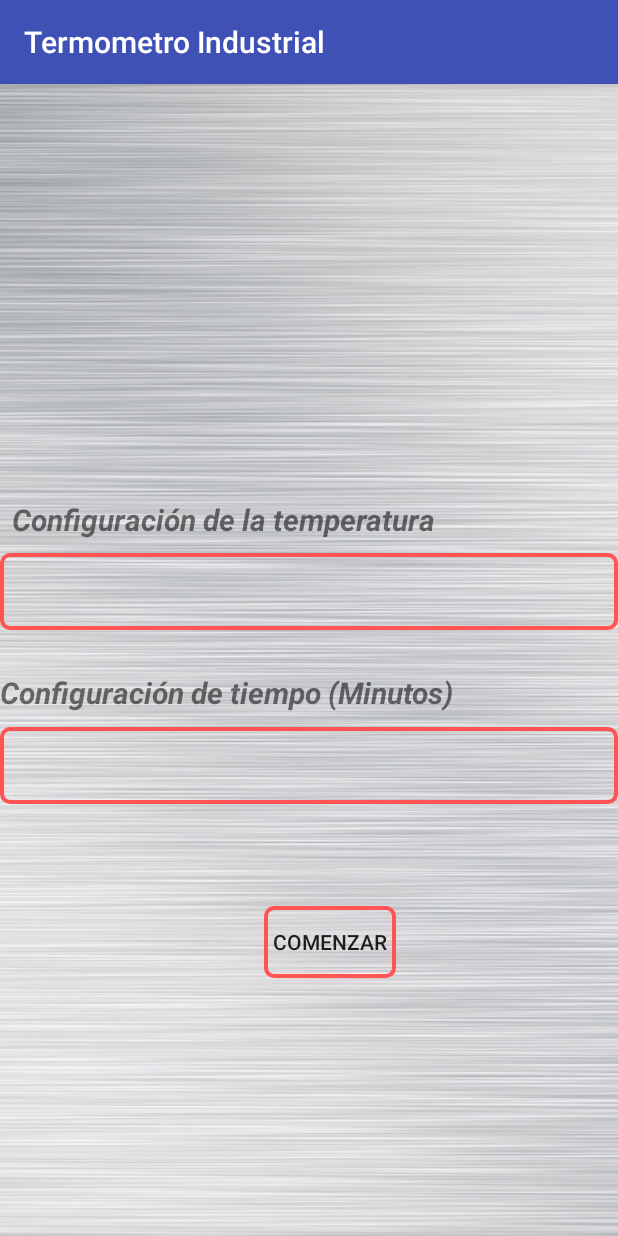
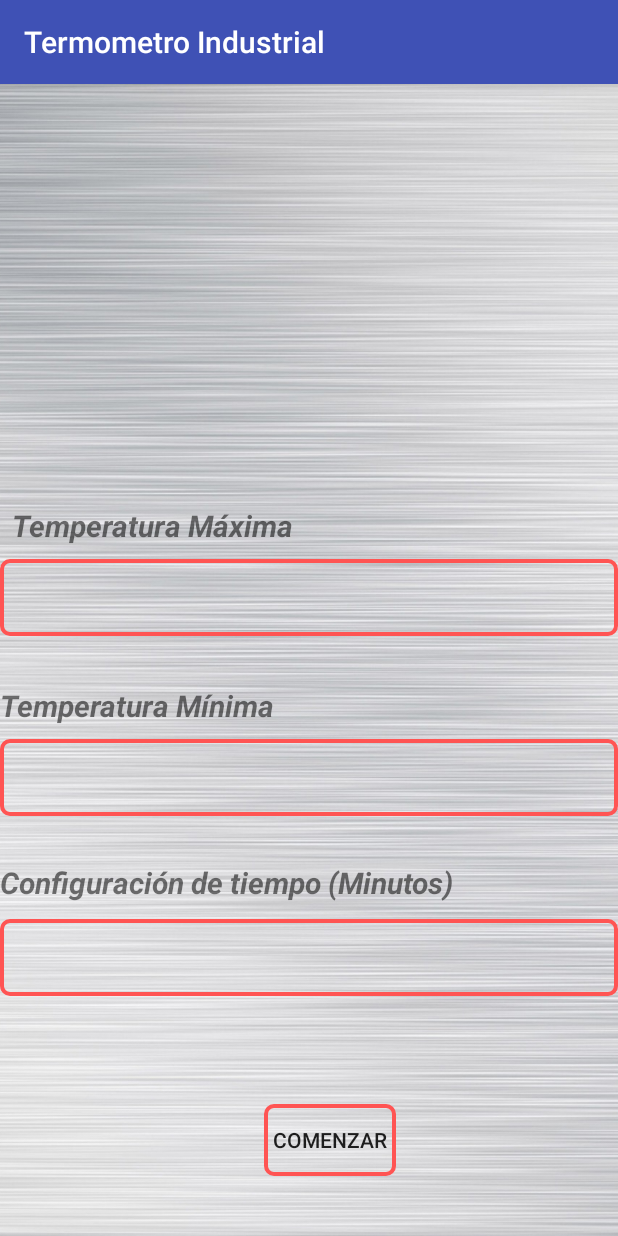
Before and after one commit to gastonsbonanno/IntegracionDeTecnologia, an Android app: the screen it shows after launch (ConfigActivity), on a phone screen of 412 x 824 dp. Run offline under Robolectric (Android 15) with nearby library versions, the phone set to English and light mode, and no system bars.

Commit message:
Agrego campo de temp maxima

```diff
--- a/app/src/main/java/com/example/gasto/termometroindustrial/ConfigActivity.java
+++ b/app/src/main/java/com/example/gasto/termometroindustrial/ConfigActivity.java
@@ -11,6 +11,7 @@ import android.widget.Toast;
 public class ConfigActivity extends AppCompatActivity{
 
     EditText loConfTemp;
+    EditText loConfTempMax;
     EditText loConfTiempo;
     Button loBotonComenzar;
     Intent intent;
@@ -20,6 +21,7 @@ public class ConfigActivity extends AppCompatActivity{
         setContentView(R.layout.activity_config);
 
         loConfTemp = (EditText) findViewById(R.id.lo_confTemp);
+        loConfTempMax = (EditText) findViewById(R.id.lo_confTempMax);
         loConfTiempo = (EditText) findViewById(R.id.lo_confTiempo);
         loBotonComenzar = (Button) findViewById(R.id.lo_botonComenzar);
         loBotonComenzar.setOnClickListener(new onClickClass());
--- a/app/src/main/res/layout/activity_config.xml
+++ b/app/src/main/res/layout/activity_config.xml
@@ -18,22 +18,22 @@
         app:srcCompat="@drawable/fondoappclaro" />
 
     <TextView
-        android:id="@+id/textView2"
+        android:id="@+id/textView4"
         android:layout_width="wrap_content"
         android:layout_height="wrap_content"
-        android:layout_marginBottom="464dp"
+        android:layout_marginBottom="460dp"
         android:layout_marginStart="8dp"
+        android:text="Temperatura Máxima"
         android:textSize="20dp"
         android:textStyle="bold|italic"
-        android:text="Configuración de la temperatura"
         app:layout_constraintBottom_toBottomOf="parent"
         app:layout_constraintStart_toStartOf="parent" />
 
     <EditText
-        android:id="@+id/lo_confTemp"
+        android:id="@+id/lo_confTempMax"
         android:layout_width="fill_parent"
         android:layout_height="51dp"
-        android:layout_marginBottom="404dp"
+        android:layout_marginBottom="400dp"
         android:background="@drawable/textinputborder"
         android:inputType="textVisiblePassword"
         android:paddingLeft="10dp"
@@ -42,10 +42,32 @@
 
 
     <TextView
+        android:id="@+id/textView2"
+        android:layout_width="wrap_content"
+        android:layout_height="wrap_content"
+        android:layout_marginBottom="340dp"
+        android:text="Temperatura Mínima"
+        android:textSize="20dp"
+        android:textStyle="bold|italic"
+        app:layout_constraintBottom_toBottomOf="parent"
+        app:layout_constraintStart_toStartOf="parent" />
+
+    <EditText
+        android:id="@+id/lo_confTemp"
+        android:layout_width="fill_parent"
+        android:layout_height="51dp"
+        android:layout_marginBottom="280dp"
+        android:background="@drawable/textinputborder"
+        android:inputType="textVisiblePassword"
+        android:paddingLeft="10dp"
+        app:layout_constraintBottom_toBottomOf="@+id/fondo"
+        app:layout_constraintEnd_toEndOf="parent"></EditText>
+
+    <TextView
         android:id="@+id/textView3"
         android:layout_width="wrap_content"
-        android:layout_height="28dp"
-        android:layout_marginBottom="348dp"
+        android:layout_height="29dp"
+        android:layout_marginBottom="220dp"
         android:text="Configuración de tiempo (Minutos)"
         android:textSize="20dp"
         android:textStyle="bold|italic"
@@ -57,7 +79,7 @@
         android:id="@+id/lo_confTiempo"
         android:layout_width="fill_parent"
         android:layout_height="51dp"
-        android:layout_marginBottom="288dp"
+        android:layout_marginBottom="160dp"
         android:background="@drawable/textinputborder"
         android:inputType="textVisiblePassword"
         android:paddingLeft="10dp"
@@ -69,7 +91,7 @@
         android:id="@+id/lo_botonComenzar"
         android:layout_width="wrap_content"
         android:layout_height="wrap_content"
-        android:layout_marginBottom="172dp"
+        android:layout_marginBottom="40dp"
         android:layout_marginEnd="148dp"
         android:background="@drawable/textinputborder"
         android:text="Comenzar"
```
